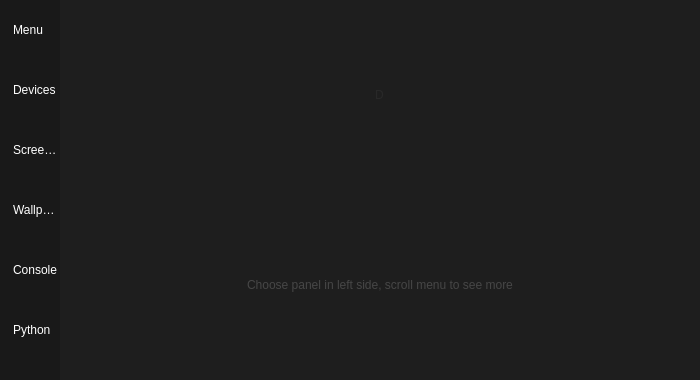
First picture: the form in admin/gui/gui.ui, repository BarsTiger/daunRat, before the edit.
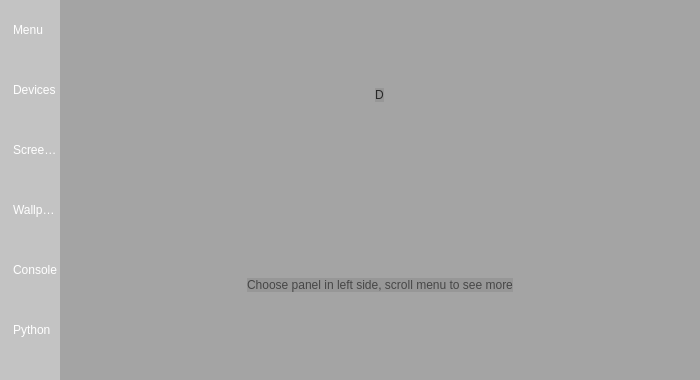
Second picture: the form after the edit. Icons and pictures are not drawn.

Commit message: reworked interface - now acrylic

What changed in the file:
```diff
--- a/admin/gui/gui.ui
+++ b/admin/gui/gui.ui
@@ -41,8 +41,8 @@
   <property name="styleSheet">
    <string notr="true">
 QWidget {
-    background-color: rgb(30, 30, 30);
-    color: rgb(255, 255, 255);
+    background-color: rgba(30, 30, 30, 0.1);
+    color: white;
     font: 10pt &quot;Segoe UI&quot;;
 }
 
@@ -50,7 +50,7 @@
 QScrollBar:vertical,
 QScrollBar:horizontal {
     border: none;
-    background: rgb(30, 30, 30);
+    background: rgba(30, 30, 30, 0);
     width: 10px;
     margin: 15px 0 15px 0;
     border-radius: 0px;
@@ -58,7 +58,7 @@
 
 QScrollBar::handle:vertical,
 QScrollBar::handle:horizontal {	
-    background-color: rgb(139, 139, 139);
+    background-color: rgba(139, 139, 139, 0);
     min-height: 30px;
     border-radius: 5px;
 }
@@ -90,8 +90,8 @@
     border-width: 1px;
     border-radius:6px;
     border-style: solid;
-    border-color: #303030;
-    background-color: #2c2d2e;
+    border-color: rgba(48, 48, 48, 0.5);
+    background-color: rgba(44, 45, 46, 0.3);
 }
 QPushButton:hover {
     border-width: 2px;
@@ -101,8 +101,8 @@
     background-color: #262728;
 }
 QPushButton:disabled {
-    background-color: #434343;
-    border-color: #0000;
+    background-color: rgba(67, 67, 67, 0.7);
+    border-color: rgba(0, 0, 0, 0.7);
 }
 
 
@@ -110,8 +110,8 @@
     border-width: 1px;
     border-radius: 5px;
     border-style: solid;
-    border-color: #303030;
-    background-color: #242424;
+    border-color: rgba(48, 48, 48);
+    background-color: rgba(36, 36, 36, 0);
     font: 10pt &quot;Segoe UI&quot;;
 }
 
@@ -120,20 +120,20 @@
     border-width: 1px;
     border-radius: 15px;
     border-style: solid;
-    border-color: #303030;
+    border-color: rgba(48, 48, 48);
     padding: 10px;
-    background-color: #242424;
+    background-color: rgba(100, 100, 100, 0);
     font: 10pt &quot;Segoe UI&quot;;
 }
 QListWidget:item {
-    background-color: #242424;
+    background-color: rgba(36, 36, 36, 0);
     selection-color: white;
 }
 QListWidget:item:hover {
     background-color: #323232;
 }
 QListWidget:item:selected {
-    background-color: #777777;
+    background-color: rgba(119, 119, 119, 1);
 }
 
 
@@ -142,16 +142,16 @@
     border-width: 1px;
     border-radius:6px;
     border-style: solid;
-    border-color: #303030;
-    background-color: #2c2d2e;
-    color: #ffffff;
+    border-color: rgba(48, 48, 48);
+    background-color: rgba(44, 45, 46, 0);
+    color: white;
 }
 
 QComboBox::disabled
 {
-    background-color: #434343;
+    background-color: rgba(67, 67, 67, 0);
     color: #656565;
-    border-color: #434343;
+    border-color: rgba(67, 67, 67);
 }
 
 QComboBox:hover
@@ -161,14 +161,14 @@
 
 QComboBox:on
 {
-    background-color: #434343;
+    background-color: rgba(67, 67, 67, 0);
 }
 
 QComboBox QAbstractItemView
 {
-    background-color: #434343;
+    background-color: rgba(67, 67, 67, 0);
     color: #ffffff;
-    selection-background-color: #777777;
+    selection-background-color: rgba(119, 119, 119, 0);
     selection-color: white;
     outline: 0;
 }
@@ -183,52 +183,52 @@
 
 QTabBar::tab
 {
-    background-color: #2c2d2e;
+    background-color: rgba(44, 45, 46, 0);
     color: #ffffff;
     border-style: solid;
     border-width: 1px;
     border-top-left-radius: 3px;
     border-top-right-radius: 3px;
-    border-color: #303030;
+    border-color: rgba(48, 48, 48);
     padding: 5px;
 }
 
 QTabBar::tab:disabled
 {
-    background-color: #656565;
+    background-color: rgba(101, 101, 101, 0);
     color: #656565;
 }
 
 QTabWidget::pane 
 {
-    background-color: #a0a0a0;
+    background-color: rgba(160, 160, 160, 0);
     color: #ffffff;
     border: 3px solid;
     border-radius: 15px;
-    border-color: #1c1c1c;
+    border-color: rgba(28, 28, 28);
 }
 
 QTabBar::tab:selected
 {
-    background-color: #262728;
+    background-color: rgba(38, 39, 40, 0);
     color: #ffffff;
     border-style: solid;
     border-width: 1px;
     border-top-left-radius: 3px;
     border-top-right-radius: 3px;
-    border-color: #303030;
+    border-color: rgba(48, 48, 48);
     padding: 5px;
 }
 
 QTabBar::tab:selected:disabled
 {
-    background-color: #404040;
+    background-color: rgba(64, 64, 64, 0);
     color: #656565;
 }
 
 QTabBar::tab:!selected 
 {
-    background-color: #262626;
+    background-color: rgba(38, 38, 38, 0);
 }
 
 QTabBar::tab:!selected:hover 
@@ -344,26 +344,28 @@
        <enum>Qt::NoFocus</enum>
       </property>
       <property name="styleSheet">
-       <string notr="true">QListWidget {
+       <string notr="true">
+QListWidget {
     border-width: 0px;
     border-radius: 0px;
     border: none;
     padding: 0px;
-    background-color: #242424;
+    background-color: rgba(36, 36, 36, 0);
     font: 10pt &quot;Segoe UI&quot;;
 }
 QListWidget:item {
-	padding-left: 10px;
-	height: 60px;
-    background-color: #191919;
+    padding-left: 10px;
+    height: 60px;
+    background-color: rgba(25, 25, 25, 0);
     selection-color: rgba(255, 255, 255);
 }
 QListWidget:item:hover {
     background-color: #323232;
 }
 QListWidget:item:selected {
-    background-color: #262728;
-}</string>
+    background-color: rgba(38, 39, 40, 0);
+}
+</string>
       </property>
       <property name="verticalScrollBarPolicy">
        <enum>Qt::ScrollBarAlwaysOff</enum>
```
Left out of the diff: 14 changed lines with no effect on the pictures. The commit also changes 6 other files.
